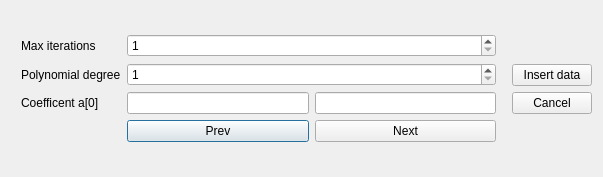
The window that intervalinsertwindow.ui (MathewKnee/qtbairstow) describes before a commit, drawn with Qt 5.
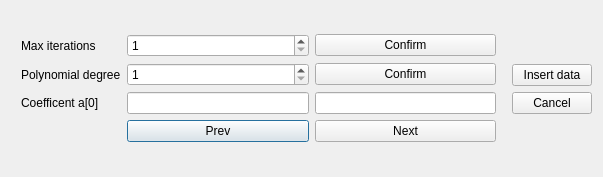
The same window after the commit.

The edit to the form file:
```diff
--- a/intervalinsertwindow.ui
+++ b/intervalinsertwindow.ui
@@ -37,16 +37,6 @@
          </property>
         </widget>
        </item>
-       <item row="1" column="1">
-        <widget class="QSpinBox" name="it_spinBox">
-         <property name="minimum">
-          <number>1</number>
-         </property>
-         <property name="maximum">
-          <number>2147483647</number>
-         </property>
-        </widget>
-       </item>
        <item row="2" column="0">
         <widget class="QLabel" name="label_2">
          <property name="text">
@@ -54,16 +44,6 @@
          </property>
         </widget>
        </item>
-       <item row="2" column="1">
-        <widget class="QSpinBox" name="deg_spinBox">
-         <property name="minimum">
-          <number>1</number>
-         </property>
-         <property name="maximum">
-          <number>2147483647</number>
-         </property>
-        </widget>
-       </item>
        <item row="3" column="0">
         <widget class="QLabel" name="coef_label">
          <property name="text">
@@ -125,6 +105,48 @@
          </property>
         </spacer>
        </item>
+       <item row="1" column="1">
+        <layout class="QHBoxLayout" name="horizontalLayout_3">
+         <item>
+          <widget class="QSpinBox" name="it_spinBox">
+           <property name="minimum">
+            <number>1</number>
+           </property>
+           <property name="maximum">
+            <number>2147483647</number>
+           </property>
+          </widget>
+         </item>
+         <item>
+          <widget class="QPushButton" name="it_confirm">
+           <property name="text">
+            <string>Confirm</string>
+           </property>
+          </widget>
+         </item>
+        </layout>
+       </item>
+       <item row="2" column="1">
+        <layout class="QHBoxLayout" name="horizontalLayout_4">
+         <item>
+          <widget class="QSpinBox" name="deg_spinBox">
+           <property name="minimum">
+            <number>1</number>
+           </property>
+           <property name="maximum">
+            <number>2147483647</number>
+           </property>
+          </widget>
+         </item>
+         <item>
+          <widget class="QPushButton" name="deg_confirm">
+           <property name="text">
+            <string>Confirm</string>
+           </property>
+          </widget>
+         </item>
+        </layout>
+       </item>
       </layout>
      </item>
      <item>
```
Left out of the diff: 2 changed lines with no effect on the pictures.
